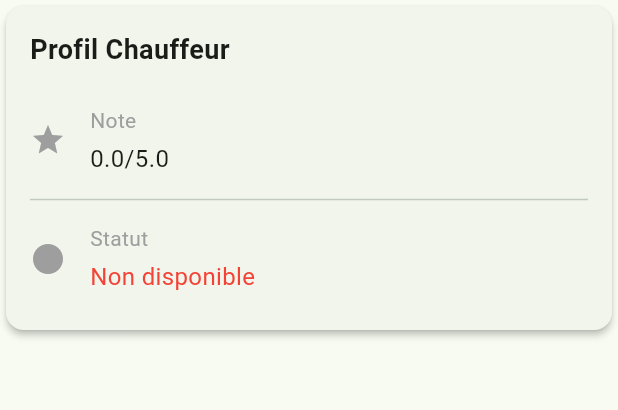
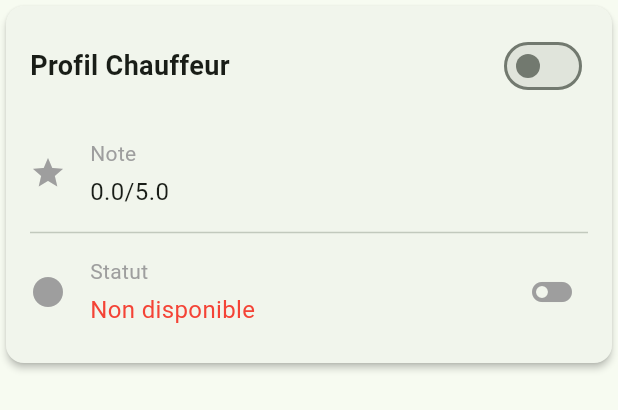
Before and after one commit to siran-mg/bipbip, a Flutter app: the DriverSection widget shown alone on an empty page, opened directly with empty values, on a phone screen of 412 x 824 dp. Shown: the top 410 px of the screen. Run offline on Flutter 3.47's test engine with Material 3 defaults, Android fonts, the phone set to English and light mode, and no system bars; our stand-ins replace appwrite, dio, file_picker, flutter_dotenv, geolocator, image_picker and 2 more; accounts and stored records are empty; network calls fail.

Commit message:
✨ Update driver disponibility

```diff
--- /dev/null
+++ b/lib/user/domain/interactors/update_driver_availability_interactor.dart
@@ -0,0 +1,18 @@
+import 'package:ndao/user/domain/entities/user_entity.dart';
+import 'package:ndao/user/domain/repositories/user_repository.dart';
+
+/// Interactor for updating a driver's availability status
+class UpdateDriverAvailabilityInteractor {
+  /// The user repository
+  final UserRepository _userRepository;
+
+  /// Creates a new UpdateDriverAvailabilityInteractor
+  UpdateDriverAvailabilityInteractor(this._userRepository);
+
+  /// Update a driver's availability status
+  ///
+  /// Returns the updated user
+  Future<UserEntity> execute(String userId, bool isAvailable) async {
+    return await _userRepository.updateDriverAvailability(userId, isAvailable);
+  }
+}
--- a/lib/user/presentation/components/profile/driver_section.dart
+++ b/lib/user/presentation/components/profile/driver_section.dart
@@ -1,18 +1,75 @@
 import 'package:flutter/material.dart';
 import 'package:ndao/user/domain/entities/user_entity.dart';
+import 'package:ndao/user/domain/interactors/update_driver_availability_interactor.dart';
 import 'package:ndao/user/presentation/components/profile/info_row.dart';
 import 'package:ndao/user/presentation/components/profile/vehicles_section.dart';
+import 'package:provider/provider.dart';
 
 /// Driver section component
-class DriverSection extends StatelessWidget {
+class DriverSection extends StatefulWidget {
   /// The driver details
   final DriverDetails driverDetails;
+
+  /// The user ID
+  final String userId;
+
+  /// Callback when driver details are updated
+  final Function(DriverDetails) onDriverDetailsUpdated;
 
   /// Creates a new DriverSection
   const DriverSection({
     super.key,
     required this.driverDetails,
+    required this.userId,
+    required this.onDriverDetailsUpdated,
   });
+
+  @override
+  State<DriverSection> createState() => _DriverSectionState();
+}
+
+class _DriverSectionState extends State<DriverSection> {
+  bool _isUpdating = false;
+
+  Future<void> _toggleAvailability() async {
+    setState(() {
+      _isUpdating = true;
+    });
+
+    try {
+      final interactor = Provider.of<UpdateDriverAvailabilityInteractor>(
+          context,
+          listen: false);
+
+      // Create updated driver details with toggled availability
+      final updatedDriverDetails = widget.driverDetails.copyWith(
+        isAvailable: !widget.driverDetails.isAvailable,
+      );
+
+      // Update the UI immediately for better user experience
+      widget.onDriverDetailsUpdated(updatedDriverDetails);
+
+      // Then update in the backend
+      await interactor.execute(widget.userId, updatedDriverDetails.isAvailable);
+    } catch (e) {
+      // Show error
+      if (mounted) {
+        ScaffoldMessenger.of(context).showSnackBar(
+          SnackBar(
+            content: Text(
+                'Erreur lors de la mise à jour du statut: ${e.toString()}'),
+            backgroundColor: Colors.red,
+          ),
+        );
+      }
+    } finally {
+      if (mounted) {
+        setState(() {
+          _isUpdating = false;
+        });
+      }
+    }
+  }
 
   @override
   Widget build(BuildContext context) {
@@ -27,6 +84,9 @@ class DriverSection extends StatelessWidget {
             child: Column(
               crossAxisAlignment: CrossAxisAlignment.start,
               children: [
+                Row(
+                  mainAxisAlignment: MainAxisAlignment.spaceBetween,
+                  children: [
                     const Text(
                       'Profil Chauffeur',
                       style: TextStyle(
@@ -34,21 +94,61 @@ class DriverSection extends StatelessWidget {
                         fontWeight: FontWeight.bold,
                       ),
                     ),
+                    // Availability toggle
+                    _isUpdating
+                        ? const SizedBox(
+                            width: 24,
+                            height: 24,
+                            child: CircularProgressIndicator(strokeWidth: 2),
+                          )
+                        : Switch(
+                            value: widget.driverDetails.isAvailable,
+                            activeColor: Colors.green,
+                            onChanged: (_) => _toggleAvailability(),
+                          ),
+                  ],
+                ),
                 const SizedBox(height: 16),
                 InfoRow(
                   icon: Icons.star,
                   label: 'Note',
-                  value: driverDetails.rating != null
-                      ? '${driverDetails.rating!.toStringAsFixed(1)}/5.0'
+                  value: widget.driverDetails.rating != null
+                      ? '${widget.driverDetails.rating!.toStringAsFixed(1)}/5.0'
                       : 'Aucune note',
                 ),
                 const Divider(),
-                InfoRow(
+                Row(
+                  children: [
+                    Expanded(
+                      child: InfoRow(
                         icon: Icons.circle,
                         label: 'Statut',
-                  value: driverDetails.isAvailable ? 'Disponible' : 'Non disponible',
-                  valueColor:
-                      driverDetails.isAvailable ? Colors.green : Colors.red,
+                        value: widget.driverDetails.isAvailable
+                            ? 'Disponible'
+                            : 'Non disponible',
+                        valueColor: widget.driverDetails.isAvailable
+                            ? Colors.green
+                            : Colors.red,
+                      ),
+                    ),
+                    Tooltip(
+                      message: widget.driverDetails.isAvailable
+                          ? 'Désactiver la disponibilité'
+                          : 'Activer la disponibilité',
+                      child: IconButton(
+                        icon: Icon(
+                          widget.driverDetails.isAvailable
+                              ? Icons.toggle_on
+                              : Icons.toggle_off,
+                          color: widget.driverDetails.isAvailable
+                              ? Colors.green
+                              : Colors.grey,
+                          size: 32,
+                        ),
+                        onPressed: _isUpdating ? null : _toggleAvailability,
+                      ),
+                    ),
+                  ],
                 ),
               ],
             ),
@@ -58,8 +158,8 @@ class DriverSection extends StatelessWidget {
         const SizedBox(height: 24),
 
         // Vehicles section
-        if (driverDetails.vehicles.isNotEmpty)
-          VehiclesSection(vehicles: driverDetails.vehicles),
+        if (widget.driverDetails.vehicles.isNotEmpty)
+          VehiclesSection(vehicles: widget.driverDetails.vehicles),
       ],
     );
   }
```
Also changed, not shown: lib/core/di/user_providers.dart (+7 -0 lines), lib/user/presentation/pages/profile_page.dart (+12 -1 lines). Lines whose indentation alone changed are shown as unchanged.
